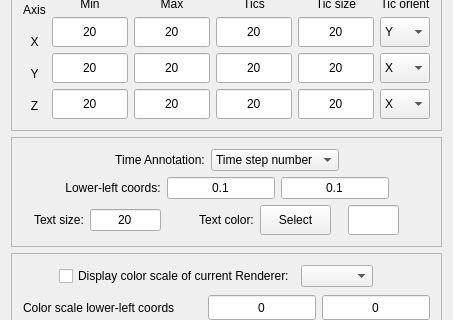
Old version of the form apps/vaporgui/guis/ui/vizfeatures.ui in the repository yyr/vapor; both pictures show x 0 to 453 and y 500 to 820 of the 453 by 1035 pixel window.
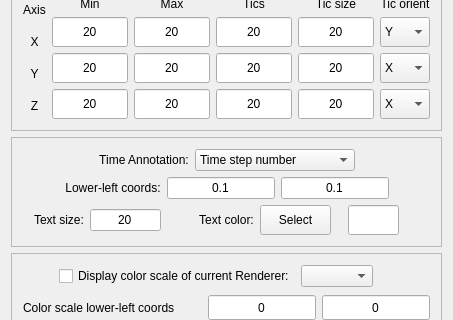
New version of the form.

What changed in the file:
```diff
--- a/apps/vaporgui/guis/ui/vizfeatures.ui
+++ b/apps/vaporgui/guis/ui/vizfeatures.ui
@@ -1620,6 +1620,18 @@
             </item>
             <item>
              <widget class="QComboBox" name="timeCombo">
+              <property name="sizePolicy">
+               <sizepolicy hsizetype="MinimumExpanding" vsizetype="Fixed">
+                <horstretch>0</horstretch>
+                <verstretch>0</verstretch>
+               </sizepolicy>
+              </property>
+              <property name="minimumSize">
+               <size>
+                <width>160</width>
+                <height>0</height>
+               </size>
+              </property>
               <property name="toolTip">
                <string>specify time annotation type</string>
               </property>
```
